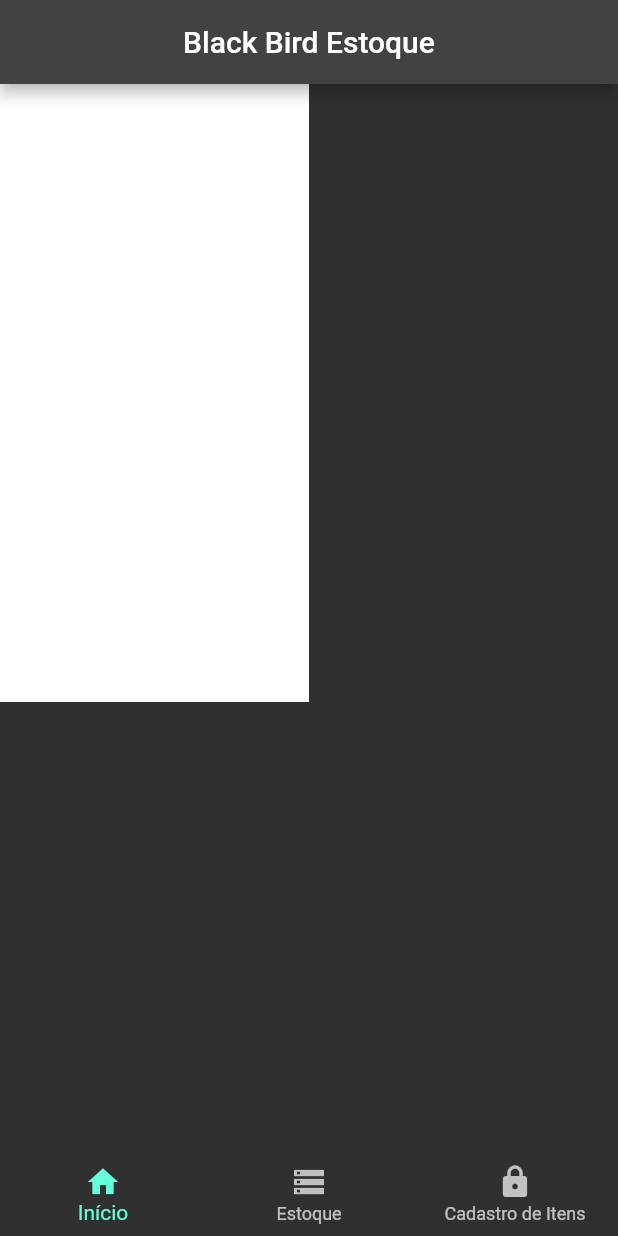
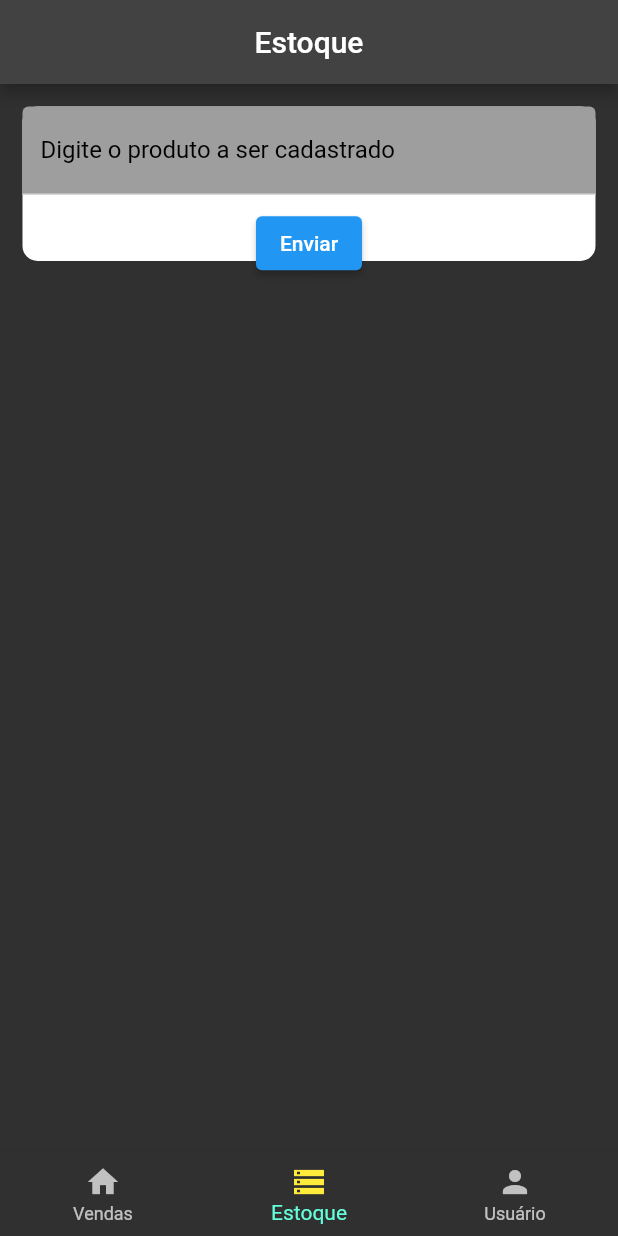
Before and after one commit to Brenokardoso/BB_Project, a Flutter app: the screen it shows after launch, item 2 of the bottom bar chosen, on a phone screen of 412 x 824 dp. Run offline on Flutter 3.47's test engine with Material 2 defaults, Android fonts, the phone set to English and light mode, and no system bars; our stand-ins replace flutter_bloc, flutter_modular.

```diff
--- /dev/null
+++ b/lib/modules/estoque/bloc/estoque_bloc.dart
@@ -0,0 +1,24 @@
+import 'package:flutter/material.dart';
+import 'package:flutter_bloc/flutter_bloc.dart';
+
+part "estoque_event.dart";
+part "estoque_state.dart";
+
+class EstoqueBloc extends Bloc<EstoqueEvent, EstoqueState> {
+  EstoqueBloc() : super(EstoqueStateIntial()) {
+    on<EstoqueEventAddItem>(_addItemOnList);
+    on<EstoqueEventRemoveItem>(_removeItemOnList);
+  }
+
+  _addItemOnList(EstoqueEventAddItem event, Emitter emit) {
+    List<String> listaNova = state.produtos;
+    listaNova.add(event.item);
+    emit(EstoqueStateData(listaNova));
+  }
+
+  _removeItemOnList(EstoqueEventRemoveItem event, Emitter emit) {
+    List<String> listaNova = state.produtos;
+    listaNova.remove(event.item);
+    emit(EstoqueStateData(listaNova));
+  }
+}
--- /dev/null
+++ b/lib/modules/estoque/bloc/estoque_event.dart
@@ -0,0 +1,13 @@
+part of 'estoque_bloc.dart';
+
+class EstoqueEvent {}
+
+class EstoqueEventAddItem extends EstoqueEvent {
+  String item;
+  EstoqueEventAddItem(this.item);
+}
+
+class EstoqueEventRemoveItem extends EstoqueEvent {
+  String item;
+  EstoqueEventRemoveItem(this.item);
+}
--- /dev/null
+++ b/lib/modules/estoque/bloc/estoque_state.dart
@@ -0,0 +1,14 @@
+part of 'estoque_bloc.dart';
+
+class EstoqueState {
+  List<String> produtos;
+  EstoqueState(this.produtos);
+}
+
+class EstoqueStateIntial extends EstoqueState {
+  EstoqueStateIntial() : super([]);
+}
+
+class EstoqueStateData extends EstoqueState {
+  EstoqueStateData(List<String> produto) : super(produto);
+}
--- /dev/null
+++ b/lib/modules/estoque/estoque_home_page.dart
@@ -0,0 +1,71 @@
+import 'package:bb_project/modules/estoque/bloc/estoque_bloc.dart';
+import 'package:bb_project/widgets/bottom_navigator_bar.dart';
+import 'package:bb_project/widgets/formulario_de_estoque.dart';
+import 'package:flutter/material.dart';
+import 'package:flutter_bloc/flutter_bloc.dart';
+
+class EstoquePage extends StatefulWidget {
+  const EstoquePage({super.key});
+
+  @override
+  State<EstoquePage> createState() => _EstoquePageState();
+}
+
+class _EstoquePageState extends State<EstoquePage> {
+  @override
+  Widget build(BuildContext context) {
+    // BlocProvider.of<EstoqueBloc>(context).add(EstoqueEventAddItem("Cerveja"));
+    return Scaffold(
+      appBar: AppBar(
+        title: const Center(
+          child: Text("Estoque"),
+        ),
+      ),
+      bottomNavigationBar: CustomBottomNavigationBar(selectIndex: 1),
+      body: SingleChildScrollView(
+        child: Column(
+          children: [
+            const CustomCardForm(),
+            SizedBox(
+              height: MediaQuery.of(context).size.height * 0.01,
+            ),
+            BlocConsumer<EstoqueBloc, EstoqueState>(
+              listener: (context, state) {
+                print("Alguem Escutou Algo");
+              },
+              builder: (context, state) {
+                return ListView.builder(
+                  shrinkWrap: true,
+                  itemCount: state.produtos.length,
+                  itemBuilder: (context, index) {
+                    return Container(
+                      color: Colors.white,
+                      margin: const EdgeInsets.only(
+                        top: 15,
+                        left: 15,
+                        right: 15,
+                      ),
+                      child: ListTile(
+                        // trailing: const Icon(
+                        //   Icons.light_mode_rounded,
+                        //   color: Colors.yellow,
+                        // ),
+                        trailing: Container(
+                          color: Colors.red,
+                        ),
+                        title: Text(
+                          state.produtos[index],
+                          style: const TextStyle(color: Colors.black),
+                        ),
+                      ),
+                    );
+                  },
+                );
+              },
+            ),
+          ],
+        ),
+      ),
+    );
+  }
+}
--- a/lib/pages/cadastro.dart
+++ /dev/null
@@ -1,19 +0,0 @@
-import 'package:bb_project/widgets/bottom_navigator_bar.dart';
-import 'package:flutter/material.dart';
-
-class Cadastro extends StatelessWidget {
-  const Cadastro({super.key});
-
-  @override
-  Widget build(BuildContext context) {
-    return Scaffold(
-      appBar: AppBar(
-        title: const Center(child: Text("Black Bird Cadastro")),
-      ),
-      bottomNavigationBar: const CustomBottomNavigationBar(),
-      body: SingleChildScrollView(
-        child: Container(),
-      ),
-    );
-  }
-}
--- a/lib/pages/estoque.dart
+++ /dev/null
@@ -1,23 +0,0 @@
-import 'package:bb_project/widgets/bottom_navigator_bar.dart';
-import 'package:flutter/material.dart';
-
-class Storage extends StatelessWidget {
-  const Storage({super.key});
-
-  @override
-  Widget build(BuildContext context) {
-    return Scaffold(
-      appBar: AppBar(
-        title: const Center(child: Text("Black Bird Estoque")),
-      ),
-      bottomNavigationBar: const CustomBottomNavigationBar(),
-      body: SingleChildScrollView(
-        child: Container(
-          height: MediaQuery.of(context).size.height * 0.5,
-          width: MediaQuery.of(context).size.width * 0.5,
-          color: Colors.white,
-        ),
-      ),
-    );
-  }
-}
--- a/lib/widgets/bottom_navigator_bar.dart
+++ b/lib/widgets/bottom_navigator_bar.dart
@@ -2,7 +2,9 @@ import 'package:flutter/material.dart';
 import 'package:flutter_modular/flutter_modular.dart';
 
 class CustomBottomNavigationBar extends StatefulWidget {
-  const CustomBottomNavigationBar({Key? key}) : super(key: key);
+  final int selectIndex;
+  CustomBottomNavigationBar({Key? key, required this.selectIndex})
+      : super(key: key);
 
   @override
   State<CustomBottomNavigationBar> createState() =>
@@ -10,24 +12,32 @@ class CustomBottomNavigationBar extends StatefulWidget {
 }
 
 class _CustomBottomNavigationBarState extends State<CustomBottomNavigationBar> {
-  var _selectedIndex = 0;
+  var _selectIndex = 0;
+
+  @override
+  void initState() {
+    super.initState();
+    _selectIndex = widget.selectIndex;
+  }
 
   void _onTapItem(int index) {
     setState(() {
-      _selectedIndex = index;
+      _selectIndex = index;
     });
 
+    Future(() {
       switch (index) {
         case 0:
           Modular.to.navigate("/");
           return;
         case 1:
-        Modular.to.navigate("/storage");
+          Modular.to.navigate("/estoque");
           return;
         case 2:
-        Modular.to.navigate("/cadastro");
+          Modular.to.navigate("/usuario");
           return;
       }
+    });
   }
 
   @override
@@ -36,18 +46,30 @@ class _CustomBottomNavigationBarState extends State<CustomBottomNavigationBar> {
       items: const [
         BottomNavigationBarItem(
           icon: Icon(Icons.home),
-          label: "Início",
+          label: "Vendas",
+          activeIcon: Icon(
+            Icons.home,
+            color: Colors.yellow,
+          ),
         ),
         BottomNavigationBarItem(
           icon: Icon(Icons.storage),
           label: "Estoque",
+          activeIcon: Icon(
+            Icons.storage,
+            color: Colors.yellow,
+          ),
         ),
         BottomNavigationBarItem(
-          icon: Icon(Icons.lock_rounded),
-          label: "Cadastro de Itens",
+          icon: Icon(Icons.person),
+          activeIcon: Icon(
+            Icons.person,
+            color: Colors.yellow,
+          ),
+          label: "Usuário",
         )
       ],
-      currentIndex: _selectedIndex,
+      currentIndex: _selectIndex,
       onTap: _onTapItem,
     );
   }
--- /dev/null
+++ b/lib/widgets/formulario_de_estoque.dart
@@ -0,0 +1,70 @@
+import 'package:bb_project/modules/estoque/bloc/estoque_bloc.dart';
+import 'package:flutter/material.dart';
+import 'package:flutter_bloc/flutter_bloc.dart';
+
+class CustomCardForm extends StatefulWidget {
+  const CustomCardForm({super.key});
+
+  @override
+  State<CustomCardForm> createState() => _CustomCardFormState();
+}
+
+class _CustomCardFormState extends State<CustomCardForm> {
+  GlobalKey<FormState> formKey = GlobalKey<FormState>();
+  final TextEditingController _produtoController = TextEditingController();
+
+  void addItem(String item) {
+    BlocProvider.of<EstoqueBloc>(context).add(EstoqueEventAddItem(item));
+  }
+
+  @override
+  void dispose() {
+    _produtoController.dispose();
+    super.dispose();
+  }
+
+  @override
+  Widget build(BuildContext context) {
+    return Form(
+      key: formKey,
+      child: Container(
+        margin: const EdgeInsets.only(top: 15, left: 15, right: 15),
+        height: MediaQuery.of(context).size.width * 0.25,
+        decoration: BoxDecoration(
+          color: Colors.white,
+          borderRadius: BorderRadius.circular(10),
+        ),
+        child: Column(
+          children: [
+            const SizedBox(height: 0),
+            TextFormField(
+              controller: _produtoController,
+              decoration: const InputDecoration(
+                  filled: true,
+                  fillColor: Colors.grey,
+                  label: Text(
+                    "Digite o produto a ser cadastrado",
+                  ),
+                  labelStyle: TextStyle(
+                    color: Colors.black,
+                  )),
+              style: const TextStyle(color: Colors.black),
+              validator: (value) => (value == null || value.isEmpty)
+                  ? "Não há texto digitado"
+                  : null,
+            ),
+            SizedBox(height: MediaQuery.of(context).size.height * 0.01),
+            ElevatedButton(
+              onPressed: () {
+                formKey.currentState!.save();
+                addItem(_produtoController.text);
+                _produtoController.clear();
+              },
+              child: const Text("Enviar"),
+            ),
+          ],
+        ),
+      ),
+    );
+  }
+}
```
Also changed, not shown: lib/main.dart (+26 -10 lines), lib/modules/usuários/usuario_home_page.dart (added, +29 -0 lines), lib/modules/vendas/vendas_home_page.dart (added, +29 -0 lines), lib/pages/home_page.dart (deleted, +0 -24 lines), lib/widgets/card_for_itens.dart (deleted). Lines whose indentation alone changed are shown as unchanged.
